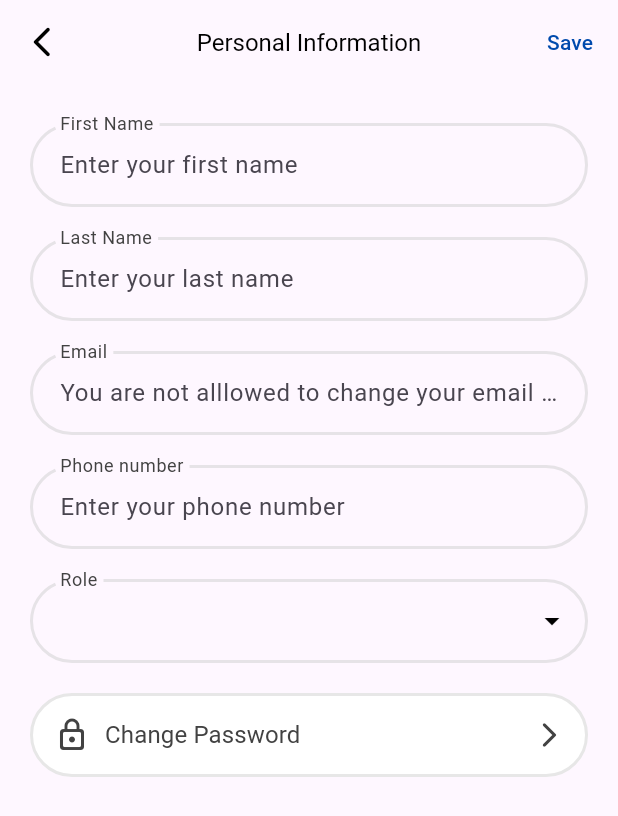
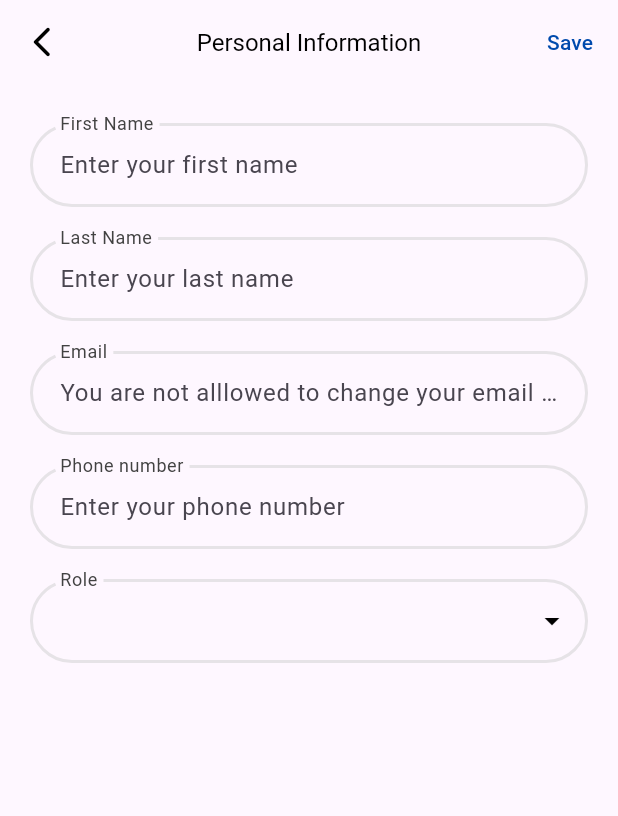
Before and after one commit to MuhannadAljabri/SpeakIQ, a Flutter app: the UserPersonalInfo screen opened directly, on a phone screen of 412 x 824 dp. Shown: the top 816 px of the screen. Run offline on Flutter 3.47's test engine with Material 3 defaults, Android fonts, the phone set to English and light mode, and no system bars; our stand-ins replace cached_network_image, file_picker, firebase_auth, firebase_core, firebase_database, firebase_storage and 4 more; missing offline and left inert: dart:ffi, flutter_downloader, open_file_plus; accounts and stored records are empty; Roboto replaces fonts that are missing (Poppins).

Commit message:
Commented Change Password field

```diff
--- a/lib/Screens/user_personal_info.dart
+++ b/lib/Screens/user_personal_info.dart
@@ -423,55 +423,55 @@ class UserPersonalInfoState extends State<UserPersonalInfo> {
               )
             ),
             // Change password
-            Padding(
-              padding: const EdgeInsets.fromLTRB(20, 10, 20, 0),
-              child: ElevatedButton(
-                onPressed: () {
-                  Navigator.of(context).push(slidingFromLeft(const ChangePassword()));
-                },
-                style: ElevatedButton.styleFrom(
-                  backgroundColor: Colors.white,
-                  padding: const EdgeInsets.all(16),
-                  shape: RoundedRectangleBorder(
-                    borderRadius: BorderRadius.circular(30.0),
-                    side: const BorderSide(
-                      width: 2.0,
-                      color: ColorsReference.borderColorGray,
-                    ),
-                  ),
-                  elevation: 0, // Set elevation to 0 to remove the shadow
-                ),
-                child: const Row(
-                  mainAxisAlignment: MainAxisAlignment.spaceBetween,
-                  children: [
-                    Row(
-                      children: [
-                        Icon(
-                          Icons.lock_outline_rounded,
-                          color: ColorsReference.textColorBlack,
-                          size: 24,
-                        ),
-                        SizedBox(width: 10),
-                        Text(
-                          'Change Password',
-                          style: TextStyle(
-                            color: ColorsReference.textColorBlack,
-                            fontSize: 16,
-                            fontWeight: FontWeight.w400,
-                            fontFamily: 'Poppins',
-                          ),
-                        ),
-                      ],
-                    ),
-                    Icon(
-                      Icons.arrow_forward_ios_rounded,
-                      color: ColorsReference.textColorBlack,
-                      size: 20,
-                    ),
-                  ],
-                ),
-              ),
-            ),
+            // Padding(
+            //   padding: const EdgeInsets.fromLTRB(20, 10, 20, 0),
+            //   child: ElevatedButton(
+            //     onPressed: () {
+            //       Navigator.of(context).push(slidingFromLeft(const ChangePassword()));
+            //     },
+            //     style: ElevatedButton.styleFrom(
+            //       backgroundColor: Colors.white,
+            //       padding: const EdgeInsets.all(16),
+            //       shape: RoundedRectangleBorder(
+            //         borderRadius: BorderRadius.circular(30.0),
+            //         side: const BorderSide(
+            //           width: 2.0,
+            //           color: ColorsReference.borderColorGray,
+            //         ),
+            //       ),
+            //       elevation: 0, // Set elevation to 0 to remove the shadow
+            //     ),
+            //     child: const Row(
+            //       mainAxisAlignment: MainAxisAlignment.spaceBetween,
+            //       children: [
+            //         Row(
+            //           children: [
+            //             Icon(
+            //               Icons.lock_outline_rounded,
+            //               color: ColorsReference.textColorBlack,
+            //               size: 24,
+            //             ),
+            //             SizedBox(width: 10),
+            //             Text(
+            //               'Change Password',
+            //               style: TextStyle(
+            //                 color: ColorsReference.textColorBlack,
+            //                 fontSize: 16,
+            //                 fontWeight: FontWeight.w400,
+            //                 fontFamily: 'Poppins',
+            //               ),
+            //             ),
+            //           ],
+            //         ),
+            //         Icon(
+            //           Icons.arrow_forward_ios_rounded,
+            //           color: ColorsReference.textColorBlack,
+            //           size: 20,
+            //         ),
+            //       ],
+            //     ),
+            //   ),
+            // ),
             const SizedBox(height: 16),
           ],
         ),
```
